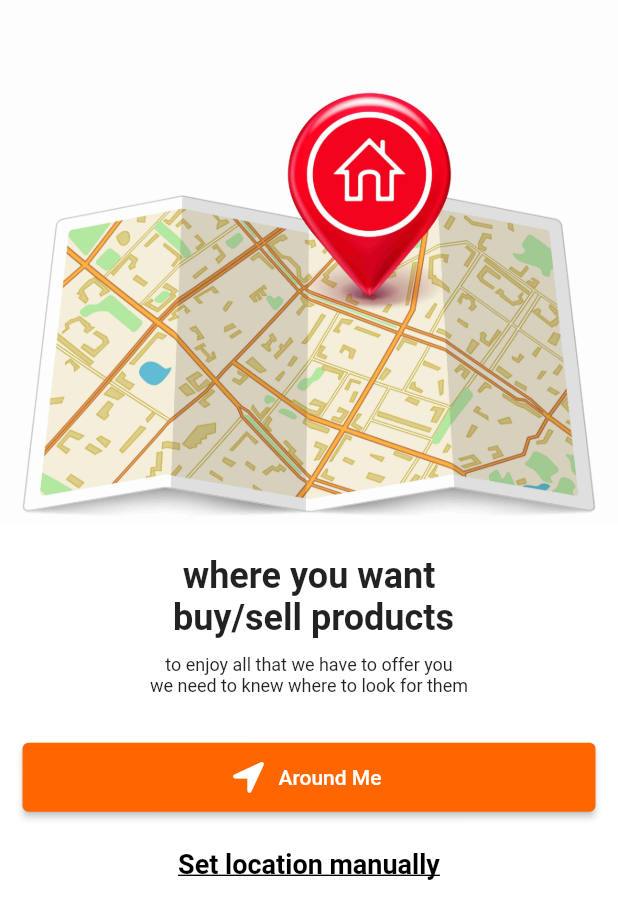
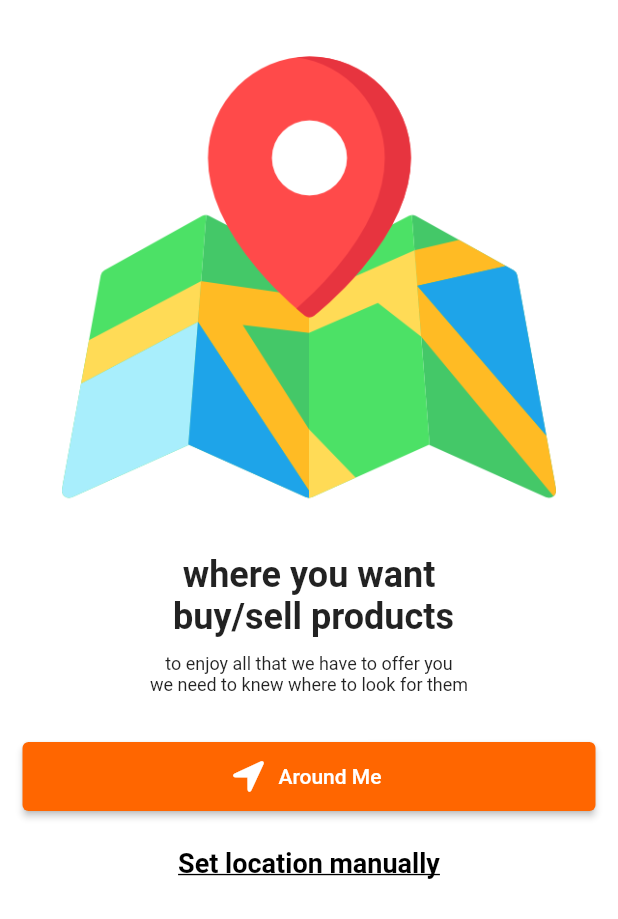
Before and after one commit to khaledmohammed1/olx_clone, a Flutter app: the screen it shows after launch, on a phone screen of 412 x 824 dp. Shown: the top 919 px of the screen. Run offline on Flutter 3.47's test engine with Material 2 defaults, Android fonts, the phone set to English and light mode, and no system bars; our stand-ins replace cloud_firestore, easy_splash_screen, firebase_auth, firebase_core, geocoding, get and 4 more; accounts and stored records are empty.

Commit message:
continue develop

```diff
--- a/lib/controllers/profile_controller.dart
+++ b/lib/controllers/profile_controller.dart
@@ -3,6 +3,8 @@ import 'package:flutter/material.dart';
 import 'package:get/get.dart';
 import 'package:google_sign_in/google_sign_in.dart';
 import 'package:shopping_app/model/user_model.dart';
+
+import '../screens/location_screen/location_screen.dart';
 
 
 
@@ -17,6 +19,7 @@ class ProfileController extends GetxController {
    signOut() {
     GoogleSignIn().signOut();
     FirebaseAuth.instance.signOut();
+    Get.offAll(()=>LocationScreen());
   }
 
 }
--- a/lib/main.dart
+++ b/lib/main.dart
@@ -37,7 +37,7 @@ class MyApp extends StatelessWidget {
           primaryColor: primaryColor,
           primarySwatch: MaterialColor(0xffFF6600,color),
       ),
-      home:  const SplashScreen()
+      home: SplashScreen()
     );
   }
 }
--- a/lib/screens/location_screen/location_screen.dart
+++ b/lib/screens/location_screen/location_screen.dart
@@ -5,15 +5,19 @@ import 'package:shopping_app/controllers/location_controller.dart';
 import 'package:shopping_app/screens/controll_screen/control_screen.dart';
 
 class LocationScreen extends StatelessWidget {
-  const LocationScreen({Key? key}) : super(key: key);
+
+   LocationScreen({Key? key}) : super(key: key){
+  }
 
   @override
   Widget build(BuildContext context) {
     return Scaffold(
       backgroundColor: Colors.white,
       body: Column(
+
         children: [
-          Image.asset("assets/images/location.jpg"),
+          const SizedBox(height: 20,),
+          Image.asset("assets/images/map.png",width: MediaQuery.of(context).size.width*.8,),
           const SizedBox(
             height: 20,
           ),
--- a/lib/screens/splash_screen/splash_screen.dart
+++ b/lib/screens/splash_screen/splash_screen.dart
@@ -5,7 +5,9 @@ import 'package:flutter/material.dart';
 import 'package:shopping_app/screens/location_screen/location_screen.dart';
 
 class SplashScreen extends StatelessWidget {
-  const SplashScreen({Key? key}) : super(key: key);
+   SplashScreen({Key? key}) : super(key: key){
+    Image.asset("assets/images/location.jpg");
+  }
 
   Widget build(BuildContext context) {
     return SafeArea(
@@ -21,7 +23,7 @@ class SplashScreen extends StatelessWidget {
         ),
         backgroundColor: Colors.white,
         showLoader: false,
-        navigator: const LocationScreen(),
+        navigator:LocationScreen(),
         durationInSeconds: 2,
       ),
     );
--- a/pubspec.yaml
+++ b/pubspec.yaml
@@ -111,6 +111,7 @@ flutter:
     - assets/images/heart.png
     - assets/images/help-desk.png
     - assets/images/location.jpg
+    - assets/images/map.png
     - assets/images/minus.png
     - assets/images/pr.png
     - assets/images/profile.png
```
Also changed, not shown: assets/images/map.png (added).
